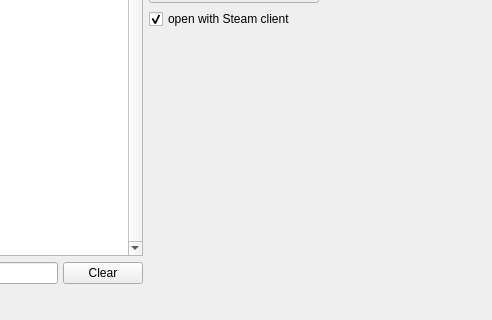
Above: DatabaseEditor.ui from Van-Weyden/ESModManager before the change; both pictures show x 284 to 776 and y 230 to 550 of the 776 by 550 pixel window. Below: the same form after it.
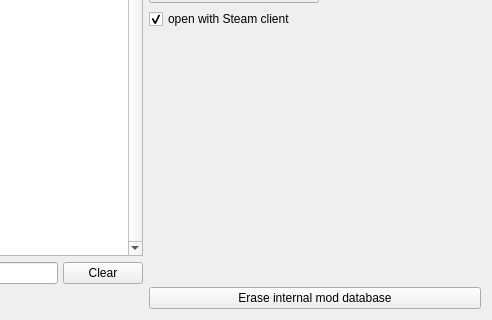
That is the form after the change.

```diff
--- a/DatabaseEditor.ui
+++ b/DatabaseEditor.ui
@@ -188,6 +188,13 @@
        </property>
       </spacer>
      </item>
+     <item>
+      <widget class="QPushButton" name="eraseDatabaseButton">
+       <property name="text">
+        <string>Erase internal mod database</string>
+       </property>
+      </widget>
+     </item>
     </layout>
    </item>
   </layout>
```
